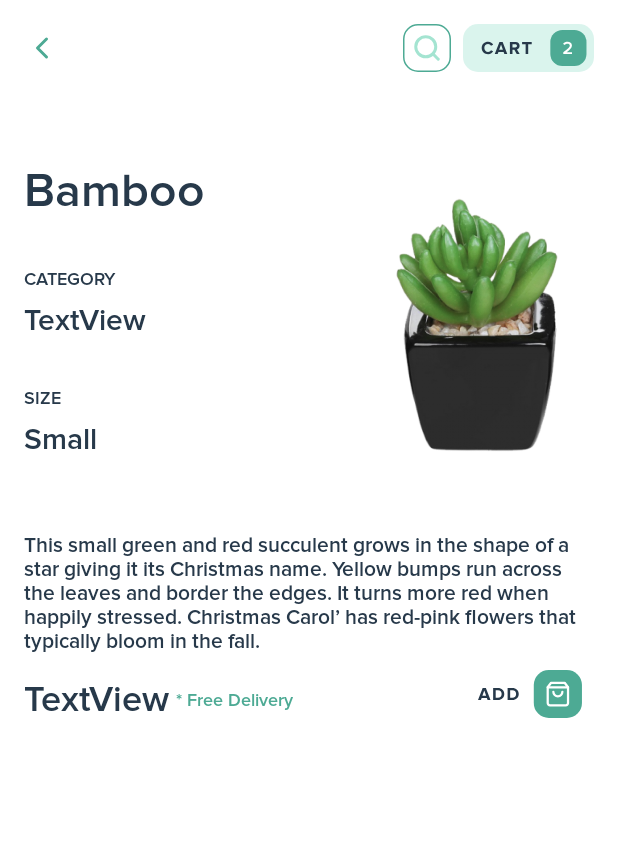
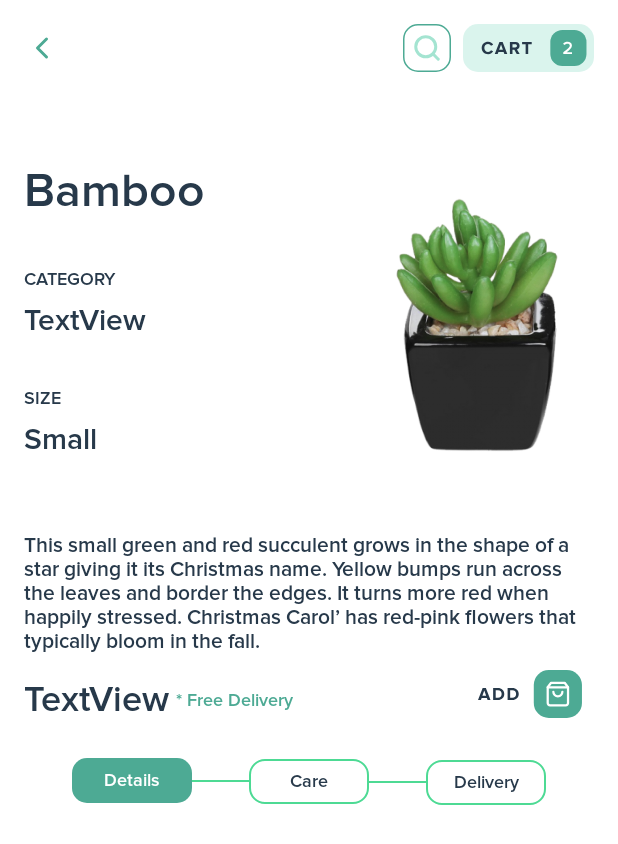
Before and after one commit to AndreiMihaiSurueanu/nursery-store-android-app, an Android app: the layout activity_plant_details.xml on its own in the app's theme, with its tools: preview values and no code run, on a phone screen of 412 x 824 dp. Shown: the top 844 px of the screen. Run offline under Robolectric (Android 15) with nearby library versions, the phone set to English and light mode, and no system bars.

Commit message:
Added buttons in Plant Details activity
* Added buttons for Details Care and Delivery in the Plant Details Activity

```diff
--- /dev/null
+++ b/app/src/main/res/drawable/button_bg1.xml
@@ -0,0 +1,15 @@
+<?xml version="1.0" encoding="utf-8"?>
+<shape xmlns:android="http://schemas.android.com/apk/res/android">
+
+
+    <gradient
+        android:startColor="#4DAA94"
+        android:endColor="#4DAA94"/>
+
+    <corners
+        android:topLeftRadius="10dp"
+        android:topRightRadius="10dp"
+        android:bottomRightRadius="10dp"
+        android:bottomLeftRadius="10dp"/>
+
+</shape>
--- /dev/null
+++ b/app/src/main/res/drawable/button_bg2.xml
@@ -0,0 +1,12 @@
+<?xml version="1.0" encoding="utf-8"?>
+<shape xmlns:android="http://schemas.android.com/apk/res/android">
+
+    <stroke android:width="1dp" android:color="#4DDA94"/>
+
+    <corners
+        android:topLeftRadius="10dp"
+        android:topRightRadius="10dp"
+        android:bottomRightRadius="10dp"
+        android:bottomLeftRadius="10dp"/>
+
+</shape>
--- a/app/src/main/res/layout/activity_plant_details.xml
+++ b/app/src/main/res/layout/activity_plant_details.xml
@@ -164,4 +164,76 @@
         app:layout_constraintBottom_toBottomOf="@+id/plant_price2"
         app:layout_constraintStart_toEndOf="@+id/plant_price2"
         app:layout_constraintTop_toTopOf="@+id/plant_price2" />
+
+    <TextView
+        android:id="@+id/textView13"
+        android:layout_width="80dp"
+        android:layout_height="30dp"
+        android:layout_marginStart="48dp"
+        android:layout_marginTop="24dp"
+        android:background="@drawable/button_bg1"
+        android:fontFamily="@font/proximanovasemibold"
+        android:gravity="center"
+        android:text="@string/details"
+        android:textColor="@android:color/background_light"
+        android:textSize="12sp"
+        app:layout_constraintEnd_toStartOf="@+id/view"
+        app:layout_constraintHorizontal_bias="0.0"
+        app:layout_constraintStart_toStartOf="parent"
+        app:layout_constraintTop_toBottomOf="@+id/plant_price2" />
+
+    <TextView
+        android:id="@+id/textView14"
+        android:layout_width="80dp"
+        android:layout_height="30dp"
+        android:background="@drawable/button_bg2"
+        android:fontFamily="@font/proximanovasemibold"
+        android:gravity="center"
+        android:text="@string/care"
+        android:textColor="#27394a"
+        android:textSize="12sp"
+        app:layout_constraintBottom_toBottomOf="@+id/view"
+        app:layout_constraintEnd_toStartOf="@+id/view2"
+        app:layout_constraintHorizontal_bias="0.5"
+        app:layout_constraintStart_toEndOf="@+id/view"
+        app:layout_constraintTop_toTopOf="@+id/view" />
+
+    <TextView
+        android:id="@+id/textView15"
+        android:layout_width="80dp"
+        android:layout_height="30dp"
+        android:layout_marginEnd="48dp"
+        android:background="@drawable/button_bg2"
+        android:fontFamily="@font/proximanovasemibold"
+        android:gravity="center"
+        android:text="@string/delivery"
+        android:textColor="#27394a"
+        android:textSize="12sp"
+        app:layout_constraintBottom_toBottomOf="@+id/view2"
+        app:layout_constraintEnd_toEndOf="parent"
+        app:layout_constraintHorizontal_bias="0.5"
+        app:layout_constraintStart_toEndOf="@+id/view2"
+        app:layout_constraintTop_toTopOf="@+id/view2" />
+
+    <View
+        android:id="@+id/view"
+        android:layout_width="0dp"
+        android:layout_height="1dp"
+        android:background="#4DDA94"
+        app:layout_constraintBottom_toBottomOf="@+id/textView13"
+        app:layout_constraintEnd_toStartOf="@+id/textView14"
+        app:layout_constraintHorizontal_bias="0.5"
+        app:layout_constraintStart_toEndOf="@+id/textView13"
+        app:layout_constraintTop_toTopOf="@+id/textView13" />
+
+    <View
+        android:id="@+id/view2"
+        android:layout_width="0dp"
+        android:layout_height="1dp"
+        android:background="#4DDA94"
+        app:layout_constraintBottom_toBottomOf="@+id/textView14"
+        app:layout_constraintEnd_toStartOf="@+id/textView15"
+        app:layout_constraintHorizontal_bias="0.5"
+        app:layout_constraintStart_toEndOf="@+id/textView14"
+        app:layout_constraintTop_toTopOf="@+id/textView14" />
 </androidx.constraintlayout.widget.ConstraintLayout>
--- a/app/src/main/res/values/strings.xml
+++ b/app/src/main/res/values/strings.xml
@@ -10,4 +10,7 @@
     <string name="small">Small</string>
     <string name="description">This small green and red succulent grows in the shape of a star giving it its Christmas name. Yellow bumps run across the leaves and border the edges. It turns more red when happily stressed. Christmas Carol’ has red-pink flowers that typically bloom in the fall.</string>
     <string name="free_delivery">* Free Delivery</string>
+    <string name="details">Details</string>
+    <string name="care">Care</string>
+    <string name="delivery">Delivery</string>
 </resources>
```
